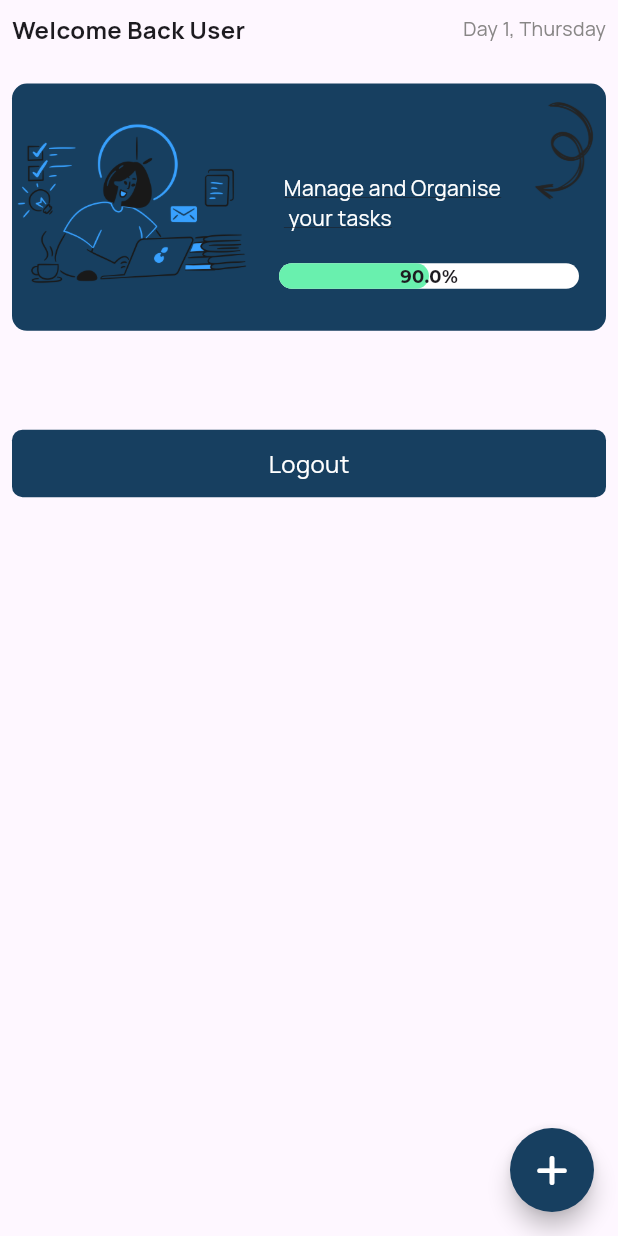
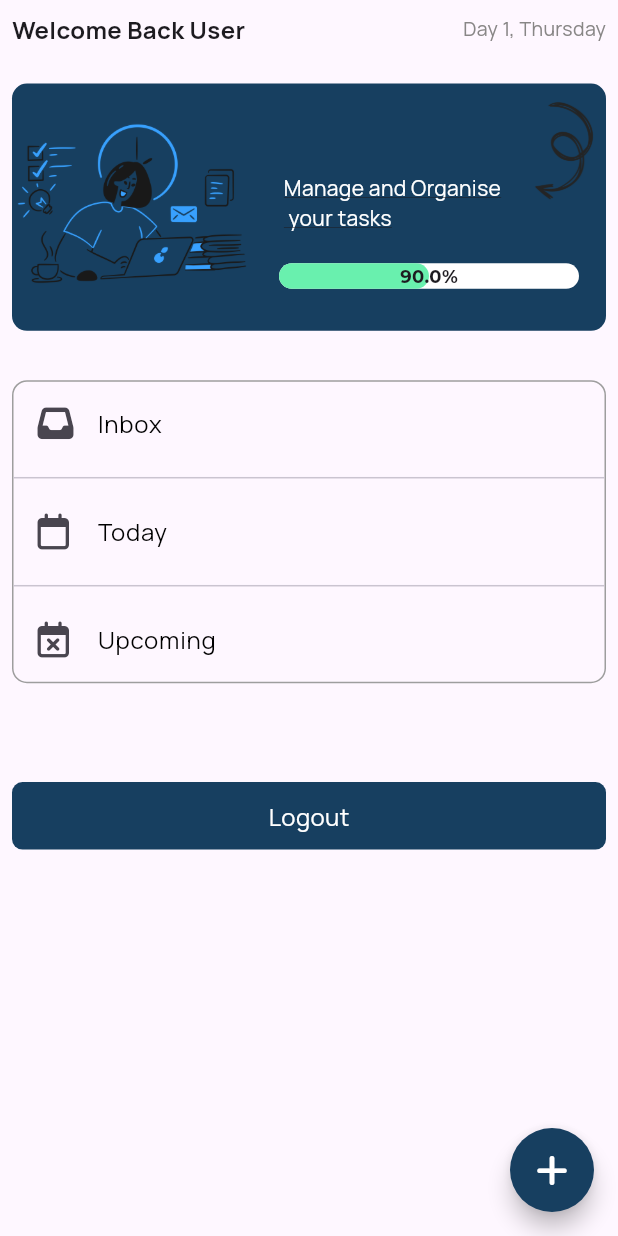
Before and after one commit to Meealley/task_groove, a Flutter app: the HomeScreen screen opened by its route, on a phone screen of 412 x 824 dp. Run offline on Flutter 3.47's test engine with Material 3 defaults, Android fonts, the phone set to English and light mode, and no system bars; drawn by our look-alikes of percent_indicator; our stand-ins replace bloc, cloud_firestore, equatable, firebase_auth, firebase_core, firebase_storage and 10 more; accounts and stored records are empty.

Commit message:
task list cubit

```diff
--- /dev/null
+++ b/lib/models/tastlist_status.dart
@@ -0,0 +1,6 @@
+enum TaskListStatus {
+  initial,
+  loading,
+  success,
+  error,
+}
--- a/lib/presentation/home/home_screen.dart
+++ b/lib/presentation/home/home_screen.dart
@@ -6,6 +6,7 @@ import 'package:google_fonts/google_fonts.dart';
 import 'package:percent_indicator/linear_percent_indicator.dart';
 import 'package:sizer/sizer.dart';
 import 'package:task_groove/cubits/signup/signup_cubit.dart';
+import 'package:task_groove/presentation/home/widgets/home_lists_widget.dart';
 import 'package:task_groove/theme/app_textstyle.dart';
 import 'package:task_groove/theme/appcolors.dart';
 import 'package:task_groove/utils/button.dart';
@@ -118,11 +119,15 @@ class _HomeScreenState extends State<HomeScreen> {
                             progressColor: Colors.greenAccent,
                           ),
                         ),
-                      )
+                      ),
                     ],
                   ),
                 ),
               ),
+              SizedBox(
+                height: 4.h,
+              ),
+              const HomeListWidgets(),
               SizedBox(
                 height: 8.h,
               ),
--- /dev/null
+++ b/lib/presentation/home/widgets/home_lists_widget.dart
@@ -0,0 +1,70 @@
+import 'package:flutter/foundation.dart';
+import 'package:flutter/material.dart';
+import 'package:font_awesome_flutter/font_awesome_flutter.dart';
+import 'package:go_router/go_router.dart';
+import 'package:task_groove/routes/pages.dart';
+import 'package:task_groove/theme/app_textstyle.dart';
+
+class HomeListWidgets extends StatefulWidget {
+  const HomeListWidgets({super.key});
+
+  @override
+  State<HomeListWidgets> createState() => _HomeListWidgetsState();
+}
+
+class _HomeListWidgetsState extends State<HomeListWidgets> {
+  final List<Map<String, dynamic>> taskSections = [
+    {
+      "icon": const FaIcon(FontAwesomeIcons.inbox),
+      'title': 'Inbox',
+      'route': Pages.inboxtask
+    },
+    {
+      "icon": const FaIcon(FontAwesomeIcons.calendar),
+      'title': 'Today',
+      'route': Pages.todaytask
+    },
+    {
+      "icon": const FaIcon(FontAwesomeIcons.calendarXmark),
+      'title': 'Upcoming',
+      'route': Pages.upcomingtask
+    },
+  ];
+
+  @override
+  Widget build(BuildContext context) {
+    return Container(
+      decoration: BoxDecoration(
+        border: Border.all(
+          color: Colors.grey,
+        ),
+        borderRadius: BorderRadius.circular(
+          10,
+        ),
+      ),
+      child: ListView.separated(
+        padding: const EdgeInsets.all(0),
+        separatorBuilder: (context, index) {
+          return const Divider();
+        },
+        shrinkWrap: true,
+        itemCount: taskSections.length,
+        itemBuilder: (context, index) {
+          final sections = taskSections[index];
+
+          return ListTile(
+            leading: sections['icon'],
+            minVerticalPadding: 0,
+            title: Text(
+              sections['title']!,
+              style: AppTextStyles.bodyText,
+            ),
+            onTap: () {
+              context.push(sections['route']!);
+            },
+          );
+        },
+      ),
+    );
+  }
+}
--- a/lib/routes/app_router.dart
+++ b/lib/routes/app_router.dart
@@ -6,6 +6,9 @@ import 'package:task_groove/presentation/auth/login_screen.dart';
 import 'package:task_groove/presentation/auth/signup_screen.dart';
 import 'package:task_groove/presentation/bottom_navbar/bottom_navbar.dart';
 import 'package:task_groove/presentation/home/home_screen.dart';
+import 'package:task_groove/presentation/home/widgets/inbox_screen.dart';
+import 'package:task_groove/presentation/home/widgets/today_screen.dart';
+import 'package:task_groove/presentation/home/widgets/upcoming_task_screen.dart';
 import 'package:task_groove/routes/pages.dart';
 
 final GoRouter appRouter =
@@ -39,6 +42,27 @@ final GoRouter appRouter =
     },
   ),
   GoRoute(
+    path: Pages.inboxtask,
+    name: Pages.inboxtask,
+    builder: (context, state) {
+      return const InboxScreen();
+    },
+  ),
+  GoRoute(
+    path: Pages.todaytask,
+    name: Pages.todaytask,
+    builder: (context, state) {
+      return const TodayTaskScreen();
+    },
+  ),
+  GoRoute(
+    path: Pages.upcomingtask,
+    name: Pages.upcomingtask,
+    builder: (context, state) {
+      return const UpcomingTaskScreen();
+    },
+  ),
+  GoRoute(
     path: Pages.bottomNavbar,
     name: Pages.bottomNavbar,
     builder: (context, state) {
--- a/lib/routes/pages.dart
+++ b/lib/routes/pages.dart
@@ -4,4 +4,7 @@ class Pages {
   static const signup = '/signup';
   static const login = '/login';
   static const forgotPassword = '/forgot-password';
+  static const inboxtask = '/inboxtask';
+  static const todaytask = '/todaytask';
+  static const upcomingtask = '/upcomingtask';
 }
```
Also changed, not shown: lib/cubits/cubit/task_list_cubit.dart (deleted, +0 -8 lines), lib/cubits/cubit/task_list_state.dart (deleted, +0 -10 lines), lib/cubits/task_list/task_list_cubit.dart (added, +48 -0 lines), lib/cubits/task_list/task_list_state.dart (added, +36 -0 lines), lib/models/user_model.dart (+0 -9 lines), lib/presentation/home/widgets/inbox_screen.dart (added, +30 -0 lines), lib/presentation/home/widgets/today_screen.dart (added, +30 -0 lines), lib/presentation/home/widgets/upcoming_task_screen.dart (added, +30 -0 lines).
